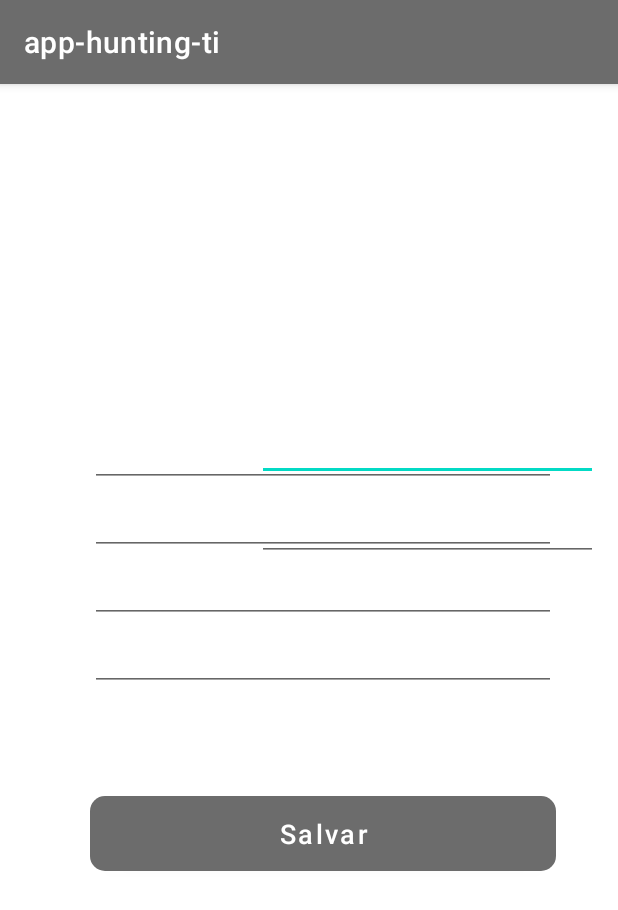
After one commit to Gustavo-Soares94/app-hunting-ti, an Android app: the ContatosActivity screen opened directly, with no data from a screen before it, on a phone screen of 412 x 824 dp. The commit adds this screen. Shown: the top 910 px of the screen. Run offline under Robolectric (Android 15) with nearby library versions, the phone set to English and light mode, and no system bars.

Commit message:
Adicionando esqueleto do Layout de Contatos

```diff
--- a/app/src/main/AndroidManifest.xml
+++ b/app/src/main/AndroidManifest.xml
@@ -9,7 +9,8 @@
         android:roundIcon="@mipmap/ic_launcher_round"
         android:supportsRtl="true"
         android:theme="@style/Theme.Apphuntingti">
-        <activity android:name=".CadastroActivity"></activity>
+        <activity android:name=".ContatosActivity"></activity>
+        <activity android:name=".CadastroActivity" />
         <activity android:name=".SplashScreen">
             <intent-filter>
                 <action android:name="android.intent.action.MAIN" />
--- /dev/null
+++ b/app/src/main/java/com/gustavosoares/app_hunting_ti/ContatosActivity.java
@@ -0,0 +1,14 @@
+package com.gustavosoares.app_hunting_ti;
+
+import androidx.appcompat.app.AppCompatActivity;
+
+import android.os.Bundle;
+
+public class ContatosActivity extends AppCompatActivity {
+
+    @Override
+    protected void onCreate(Bundle savedInstanceState) {
+        super.onCreate(savedInstanceState);
+        setContentView(R.layout.activity_contatos);
+    }
+}
--- /dev/null
+++ b/app/src/main/res/layout/activity_contatos.xml
@@ -0,0 +1,124 @@
+<?xml version="1.0" encoding="utf-8"?>
+<RelativeLayout xmlns:android="http://schemas.android.com/apk/res/android"
+    xmlns:tools="http://schemas.android.com/tools"
+    android:layout_width="match_parent"
+    android:layout_height="match_parent"
+    android:orientation="horizontal"
+    tools:context=".ContatosActivity">
+
+    <ImageView
+        android:id="@+id/cts_imagem"
+        android:layout_width="wrap_content"
+        android:layout_height="wrap_content"
+        android:layout_alignParentLeft="true"
+        android:layout_alignParentTop="true"
+        android:layout_alignParentEnd="true"
+        android:layout_alignParentRight="true"
+        android:layout_alignParentBottom="true"
+        android:layout_marginLeft="30dp"
+        android:layout_marginTop="50dp"
+        android:layout_marginEnd="253dp"
+        android:layout_marginRight="253dp"
+        android:layout_marginBottom="426dp"
+        tools:srcCompat="@tools:sample/avatars" />
+
+    <EditText
+        android:id="@+id/cts_nome"
+        android:layout_width="230dp"
+        android:layout_height="40dp"
+        android:layout_alignStart="@id/cts_imagem"
+        android:layout_alignLeft="@id/cts_imagem"
+        android:layout_alignParentStart="true"
+        android:layout_alignParentLeft="true"
+        android:layout_alignParentTop="true"
+        android:layout_alignParentEnd="true"
+        android:layout_alignParentRight="true"
+        android:layout_alignParentBottom="true"
+        android:layout_marginStart="171dp"
+        android:layout_marginLeft="171dp"
+        android:layout_marginTop="63dp"
+        android:layout_marginEnd="13dp"
+        android:layout_marginRight="13dp"
+        android:layout_marginBottom="503dp"
+        android:inputType="textPersonName" />
+
+    <EditText
+        android:id="@+id/cts_cargo"
+        android:layout_width="230dp"
+        android:layout_height="40dp"
+        android:layout_below="@+id/cts_nome"
+        android:layout_alignStart="@+id/cts_nome"
+        android:layout_alignLeft="@+id/cts_nome"
+        android:layout_alignParentTop="true"
+        android:layout_alignParentEnd="true"
+        android:layout_alignParentRight="true"
+        android:layout_alignParentBottom="true"
+        android:layout_marginStart="0dp"
+        android:layout_marginLeft="0dp"
+        android:layout_marginTop="126dp"
+        android:layout_marginEnd="13dp"
+        android:layout_marginRight="13dp"
+        android:layout_marginBottom="450dp" />
+
+    <EditText
+        android:id="@+id/cts_fone"
+        android:layout_width="310dp"
+        android:layout_height="wrap_content"
+        android:layout_alignParentStart="true"
+        android:layout_alignParentLeft="true"
+        android:layout_alignParentTop="true"
+        android:layout_alignParentEnd="true"
+        android:layout_alignParentRight="true"
+        android:layout_marginStart="60dp"
+        android:layout_marginLeft="60dp"
+        android:layout_marginTop="223dp"
+        android:layout_marginEnd="41dp"
+        android:layout_marginRight="41dp"
+        android:ems="10"
+        android:inputType="phone" />
+
+    <EditText
+        android:id="@+id/cts_cep"
+        android:layout_width="wrap_content"
+        android:layout_height="wrap_content"
+        android:ems="10"
+        android:inputType="textPostalAddress"
+        android:layout_alignRight="@+id/cts_fone"
+        android:layout_alignLeft="@id/cts_fone"
+        android:layout_below="@id/cts_fone"/>
+
+    <EditText
+        android:id="@+id/cidade"
+        android:layout_width="wrap_content"
+        android:layout_height="wrap_content"
+        android:inputType="text"
+        android:layout_alignLeft="@id/cts_cep"
+        android:layout_alignRight="@id/cts_cep"
+        android:layout_below="@id/cts_cep"/>
+
+    <EditText
+        android:id="@+id/cts_email"
+        android:layout_width="wrap_content"
+        android:layout_height="wrap_content"
+        android:inputType="textEmailAddress"
+        android:layout_alignRight="@id/cidade"
+        android:layout_alignLeft="@id/cidade"
+        android:layout_below="@id/cidade"/>
+
+    <Button
+        android:id="@+id/cts_btn_salvar"
+        android:layout_width="300dp"
+        android:layout_height="50dp"
+        android:layout_below="@id/cts_email"
+        android:layout_alignLeft="@id/cts_email"
+        android:layout_alignRight="@id/cts_email"
+        android:layout_centerHorizontal="true"
+        android:layout_marginLeft="0dp"
+        android:layout_marginTop="70dp"
+        android:layout_marginRight="0dp"
+        android:background="@drawable/custom_button"
+        android:text="Salvar"
+        android:textAllCaps="false"
+        android:textSize="18sp" />
+
+</RelativeLayout>
--- a/app/src/main/res/layout/activity_menu_principal.xml
+++ b/app/src/main/res/layout/activity_menu_principal.xml
@@ -1,9 +1,9 @@
 <?xml version="1.0" encoding="utf-8"?>
-<androidx.constraintlayout.widget.ConstraintLayout xmlns:android="http://schemas.android.com/apk/res/android"
+<RelativeLayout xmlns:android="http://schemas.android.com/apk/res/android"
     xmlns:app="http://schemas.android.com/apk/res-auto"
     xmlns:tools="http://schemas.android.com/tools"
     android:layout_width="match_parent"
     android:layout_height="match_parent"
     tools:context=".MenuPrincipalActivity">
 
-</androidx.constraintlayout.widget.ConstraintLayout>
+</RelativeLayout>
```
